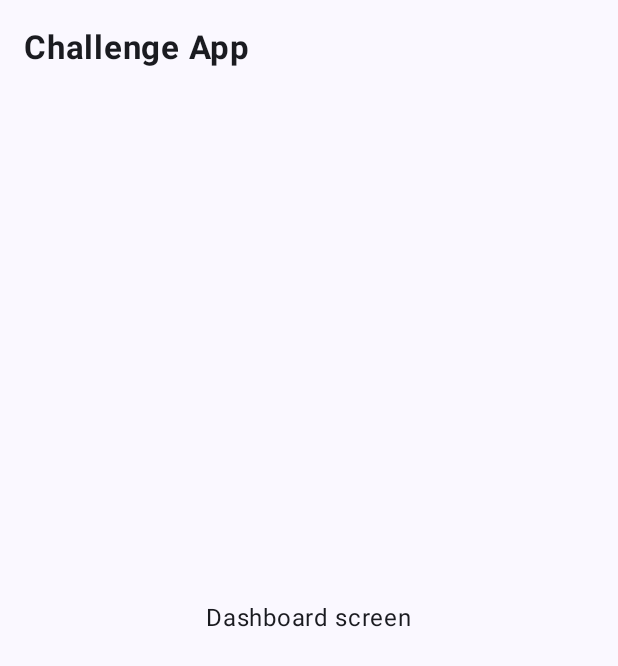
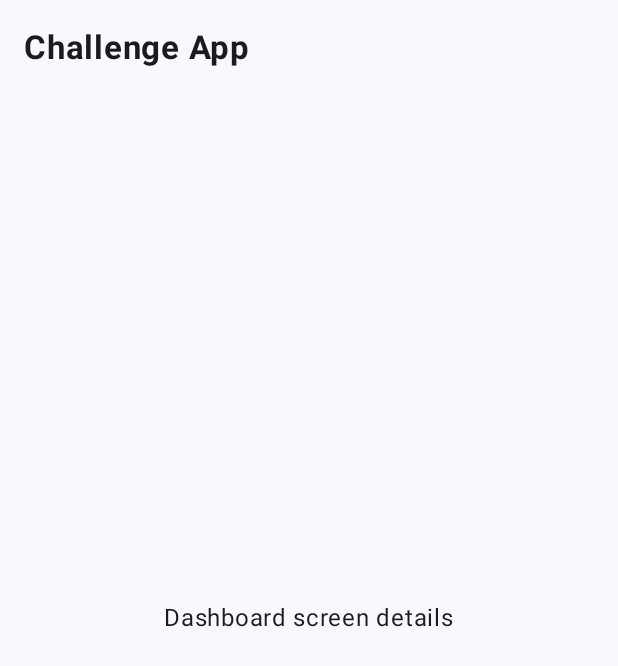
Before and after one commit to WaelAbuaishah/ChallengeApp, an Android app built with Jetpack Compose: the screen it shows after launch (MainActivity), on a phone screen of 412 x 824 dp. Shown: the top 666 px of the screen. Run offline under Robolectric (Android 15) with nearby library versions, the phone set to English and light mode, and no system bars.

Commit message:
change phrase

```diff
--- a/feature/dashboard/src/main/java/com/positive/dashboard/navigation/DashboardScreen.kt
+++ b/feature/dashboard/src/main/java/com/positive/dashboard/navigation/DashboardScreen.kt
@@ -25,7 +25,7 @@ fun DashboardRoute() {
             Arrangement.Center,
             Alignment.CenterHorizontally
         ) {
-            Text(text = "Dashboard screen", modifier = Modifier.clickable {
+            Text(text = "Dashboard screen details", modifier = Modifier.clickable {
 
             })
         }
```
